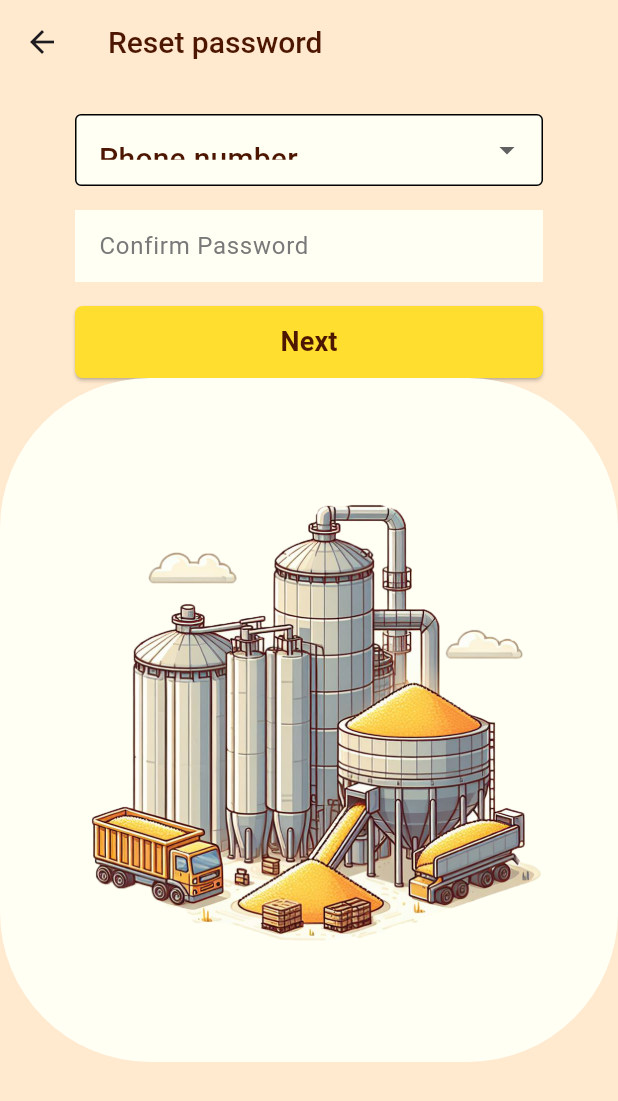
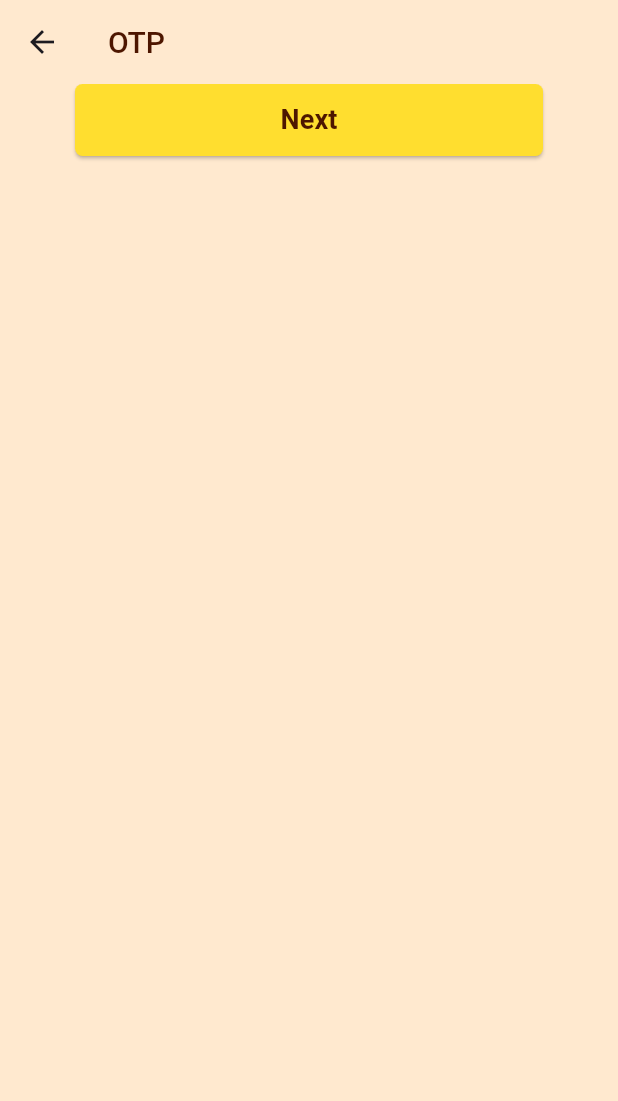
Before and after one commit to nineee02/Project_App__paddy, a Flutter app: the screen it shows after launch, after a tap on "Edit", after a tap on "Forgot Password", after a tap on "Next", on a phone screen of 412 x 824 dp. Shown: the top 1101 px of the screen. Run offline on Flutter 3.47's test engine with Material 3 defaults, Android fonts, the phone set to English and light mode, and no system bars; our stand-ins replace auto_route, shared_preferences; generated files the repository leaves out were written again.

Commit message:
add screen

```diff
--- a/lib/constants/color.dart
+++ b/lib/constants/color.dart
@@ -1,3 +1,5 @@
 import 'package:flutter/material.dart';
 
 final Color maincolor = Color.fromRGBO(255, 233, 207, 1);
+final Color fontcolor = Color.fromRGBO(77, 22, 0, 1);
+final Color buttoncolor = Color.fromRGBO(255, 222, 47, 1);
--- a/lib/router/routes.dart
+++ b/lib/router/routes.dart
@@ -34,6 +34,26 @@ class AppRouter extends $AppRouter {
         CustomRoute(
             path: '/scan',
             page: ScanRoute.page,
+            transitionsBuilder: TransitionsBuilders.fadeIn),
+        CustomRoute(
+            path: '/addDevice',
+            page: AddDeviceRoute.page,
+            transitionsBuilder: TransitionsBuilders.fadeIn),
+        CustomRoute(
+            path: '/selectWifi',
+            page: SelectWifiRoute.page,
+            transitionsBuilder: TransitionsBuilders.fadeIn),
+        CustomRoute(
+            path: '/device',
+            page: DeviceRoute.page,
+            transitionsBuilder: TransitionsBuilders.fadeIn),
+        CustomRoute(
+            path: '/settingNotifi',
+            page: SettingNotifiRoute.page,
+            transitionsBuilder: TransitionsBuilders.fadeIn),
+        CustomRoute(
+            path: '/otp',
+            page: OtpRoute.page,
             transitionsBuilder: TransitionsBuilders.fadeIn)
       ];
 }
--- a/lib/screen/forgot.dart
+++ b/lib/screen/forgot.dart
@@ -25,9 +25,7 @@ class ForgotRoute extends StatelessWidget {
         title: Text(
           "Reset password",
           style: TextStyle(
-              color: Color.fromRGBO(77, 22, 0, 1),
-              fontSize: 20,
-              fontWeight: FontWeight.w500),
+              color: fontcolor, fontSize: 20, fontWeight: FontWeight.w500),
         ),
       ),
       backgroundColor: maincolor,
@@ -119,7 +117,7 @@ class ForgotRoute extends StatelessWidget {
             child: ElevatedButton(
               style: ButtonStyle(
                 backgroundColor: MaterialStateProperty.all(
-                  Color.fromRGBO(255, 222, 47, 1),
+                  buttoncolor,
                 ),
                 shape: MaterialStateProperty.all(
                   RoundedRectangleBorder(
@@ -133,7 +131,7 @@ class ForgotRoute extends StatelessWidget {
               child: Text(
                 "Next",
                 style: TextStyle(
-                    color: Color.fromRGBO(77, 22, 0, 1),
+                    color: fontcolor,
                     fontSize: 18,
                     fontWeight: FontWeight.w600),
               ),
--- a/lib/screen/home.dart
+++ b/lib/screen/home.dart
@@ -20,28 +20,45 @@ class HomeRoute extends StatelessWidget {
                 context.router.replaceNamed('/notifi');
               },
               icon: Icon(Icons.notifications_outlined)),
-          IconButton(
-              onPressed: () {
-                context.router.replaceNamed('/add');
-              },
-              icon: Icon(Icons.add_circle_outline))
+          PopupMenuButton<String>(
+            icon: Icon(Icons.add_circle_outline),
+            onSelected: (value) {
+              if (value == "Add device") {
+                context.router.replaceNamed('/addDevice');
+              } else if (value == "Scan") {
+                context.router.replaceNamed('/scan');
+              }
+            },
+            itemBuilder: (BuildContext context) {
+              return {"Add device", "Scan"}.map((String choice) {
+                return PopupMenuItem<String>(
+                  value: choice.toLowerCase(),
+                  child: Text(choice),
+                );
+              }).toList();
+            },
+          ),
         ],
         title: Text(
           "Silo",
           style: TextStyle(
-              color: Color.fromRGBO(77, 22, 0, 1),
-              fontSize: 30,
-              fontWeight: FontWeight.w600),
+              color: fontcolor, fontSize: 30, fontWeight: FontWeight.w600),
         ),
       ),
       bottomNavigationBar: BottomNavigationBar(
         items: [
           BottomNavigationBarItem(
-            icon: Icon(Icons.home),
+            icon: Icon(
+              Icons.home,
+              color: Color.fromRGBO(77, 22, 0, 1),
+            ),
             label: "Home",
           ),
           BottomNavigationBarItem(
-            icon: Icon(Icons.person_2_outlined),
+            icon: Icon(
+              Icons.person_2_outlined,
+              color: Color.fromRGBO(217, 217, 217, 1),
+            ),
             label: "Profile",
           ),
         ],
--- a/lib/screen/login.dart
+++ b/lib/screen/login.dart
@@ -19,7 +19,7 @@ class LoginRoute extends StatelessWidget {
               child: Text(
                 "Welcome",
                 style: TextStyle(
-                  color: const Color.fromRGBO(77, 22, 0, 1),
+                  color: fontcolor,
                   fontSize: 40,
                   fontWeight: FontWeight.w500,
                 ),
@@ -35,7 +35,7 @@ class LoginRoute extends StatelessWidget {
                     Text(
                       "Paddy Rice Drying Silo\n\n",
                       style: TextStyle(
-                        color: const Color.fromRGBO(77, 22, 0, 1),
+                        color: fontcolor,
                         fontSize: 16,
                         fontWeight: FontWeight.w400,
                       ),
@@ -44,7 +44,7 @@ class LoginRoute extends StatelessWidget {
                     Text(
                       "Control Notification",
                       style: TextStyle(
-                        color: const Color.fromRGBO(77, 22, 0, 1),
+                        color: fontcolor,
                         fontSize: 16,
                         fontWeight: FontWeight.w400,
                       ),
--- /dev/null
+++ b/lib/screen/otp.dart
@@ -0,0 +1,64 @@
+import 'package:auto_route/auto_route.dart';
+import 'package:flutter/material.dart';
+import 'package:paddy_rice/constants/color.dart';
+
+@RoutePage()
+class OtpRoute extends StatelessWidget {
+  const OtpRoute({super.key});
+
+  @override
+  Widget build(BuildContext context) {
+    return Scaffold(
+      backgroundColor: maincolor,
+      appBar: AppBar(
+        backgroundColor: maincolor,
+        leading: (IconButton(
+          onPressed: () {
+            context.router.replaceNamed('/forgot');
+          },
+          icon: Icon(
+            Icons.arrow_back,
+          ),
+        )),
+        title: Text(
+          "OTP",
+          style: TextStyle(
+              color: fontcolor, fontSize: 20, fontWeight: FontWeight.w500),
+        ),
+      ),
+      body: Center(
+        child: Column(
+          children: [
+            Container(),
+            Container(
+              width: 312,
+              height: 48,
+              child: ElevatedButton(
+                style: ButtonStyle(
+                  backgroundColor: MaterialStateProperty.all(
+                    buttoncolor,
+                  ),
+                  shape: MaterialStateProperty.all(
+                    RoundedRectangleBorder(
+                      borderRadius: BorderRadius.circular(5),
+                    ),
+                  ),
+                ),
+                onPressed: () {
+                  context.router.replaceNamed('/login');
+                },
+                child: Text(
+                  "Next",
+                  style: TextStyle(
+                      color: fontcolor,
+                      fontSize: 18,
+                      fontWeight: FontWeight.w600),
+                ),
+              ),
+            ),
+          ],
+        ),
+      ),
+    );
+  }
+}
```
Also changed, not shown: lib/screen/addDevice.dart (added, +19 -0 lines), lib/screen/device.dart (added, +18 -0 lines), lib/screen/notifi.dart (+14 -3 lines), lib/screen/profile.dart (+8 -2 lines), lib/screen/selectWifi.dart (added, +18 -0 lines), lib/screen/settingNotifi.dart (added, +60 -0 lines), lib/router/routes.gr.dart, lib/screen/settingDevice.dart (added).
